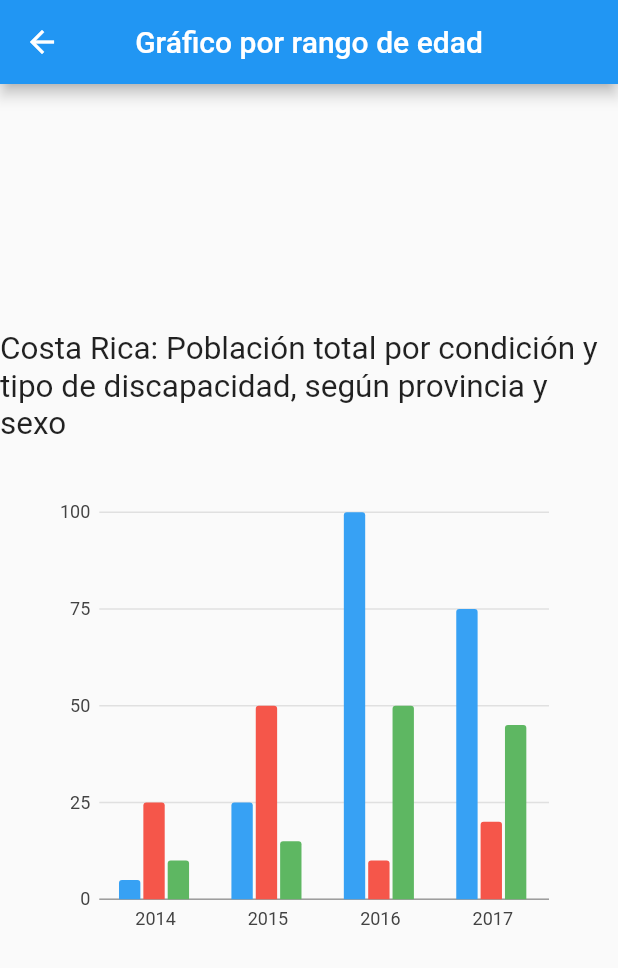
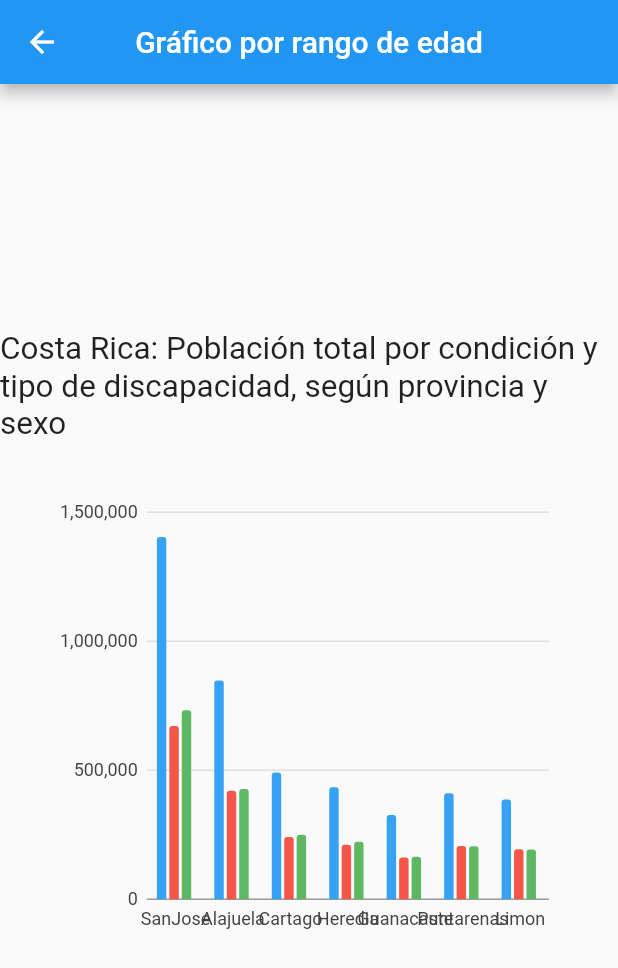
Before and after one commit to Barbara24/Visualizacion1, a Flutter app: the Bars screen opened directly, on a phone screen of 412 x 824 dp. Shown: the top 968 px of the screen. Run offline on Flutter 3.47's test engine with Material 2 defaults, Android fonts, the phone set to English and light mode, and no system bars; our stand-ins replace charts_flutter.

Commit message:
[Update] bars.dart

```diff
--- a/first_project/lib/bars.dart
+++ b/first_project/lib/bars.dart
@@ -4,6 +4,7 @@ import 'package:flutter/material.dart';
 import 'package:charts_flutter/flutter.dart' as charts;
 
 import 'data.dart';
+import 'provincia.dart';
 
 
 class Bars extends StatefulWidget{
@@ -19,52 +20,60 @@ class BarsState extends State<Bars>{
 
   @override
   Widget build(BuildContext context) {
-    final desktopSalesData = [
-      new OrdinalSales('2014', 5),
-      new OrdinalSales('2015', 25),
-      new OrdinalSales('2016', 100),
-      new OrdinalSales('2017', 75),
+    final provinciaData = [
+      new Provincia('SanJose',"Total", 1404242,"23782","9169","46533","15575","11765","9981","1248593", Colors.red),
+      new Provincia('Alajuela',"Total",848146 ,"14081","5738","27374","9767","6765","5381","764280", Colors.red),
+      new Provincia('Cartago',"Total", 490903,"7074","2785","14617","5241","4288","2904","445991", Colors.red),
+      new Provincia('Heredia',"Total", 433677,"6113","2328","12296","4115","2858","2498","390512", Colors.red),
+      new Provincia('Guanacaste',"Total", 326953,"5722","2775","11389","3883","3053","1904","291306", Colors.red),
+      new Provincia('Puntarenas',"Total", 410929,"7564","3492","15157","5437","3762","2345","364610", Colors.red),
+      new Provincia('Limon',"Total", 386862,"6373","3126","13014","4841","2925","1958","343571", Colors.red),
     ];
 
-    final tableSalesData = [
-      new OrdinalSales('2014', 25),
-      new OrdinalSales('2015', 50),
-      new OrdinalSales('2016', 10),
-      new OrdinalSales('2017', 20),
+    final hombresData = [
+      new Provincia('SanJose',"Hombres", 671469,"11599","4998","19297","6661","6488","4989","600779", Colors.red),
+      new Provincia('Alajuela',"Hombres", 420888,"7780","3230","13153","4783","3885","2851","379021", Colors.red),
+      new Provincia('Cartago',"Hombres", 240873,"3632","1560","6599","2432","2420","1587","219157", Colors.red),
+      new Provincia('Heredia',"Hombres", 211246,"3169","1281","5468","1826","1666","1297","190657", Colors.red),
+      new Provincia('Guanacaste',"Hombres", 161988,"3056","1640","5488","1906","1713","1033","144471", Colors.red),
+      new Provincia('Puntarenas',"Hombres", 205959,"4414","2041","7534","2841","2154","1301","182159", Colors.red),
+      new Provincia('Limon',"Hombres", 193640,"3590","1845","6732","2552","1642","1068","171424", Colors.red),
     ];
 
-    final mobileSalesData = [
-      new OrdinalSales('2014', 10),
-      new OrdinalSales('2015', 15),
-      new OrdinalSales('2016', 50),
-      new OrdinalSales('2017', 45),
+    final mujeresData = [
+      new Provincia('SanJose',"Mujeres", 732773,"12183","4171","27236","8914","5277","4992","647814", Colors.red),
+      new Provincia('Alajuela',"Mujeres", 427258,"6301","2508","14221","4984","2880","2530","385259", Colors.red),
+      new Provincia('Cartago',"Mujeres", 250030,"3442","1225","8018","2809","1868","1317","226834", Colors.red),
+      new Provincia('Heredia',"Mujeres", 222431,"2944","1047","6828","2289","1192","1201","199855", Colors.red),
+      new Provincia('Guanacaste',"Mujeres",164965,"2666","1135","5901","1977","1340","871","146835", Colors.red),
+      new Provincia('Puntarenas',"Mujeres",204970,"3150","1451","7623","2596","1608","1044","182451", Colors.red),
+      new Provincia('Limon',"Mujeres",193222,"2783","1281","6282","2289","1283","890","172147", Colors.red),
     ];
 
-
     var series = [
-      new charts.Series<OrdinalSales, String>(
-        id: 'Desktop',
-        domainFn: (OrdinalSales sales, _) => sales.year,
-        measureFn: (OrdinalSales sales, _) => sales.sales,
-        data: desktopSalesData,
+      new charts.Series<Provincia, String>(
+        id: 'Provincia',
+        domainFn: (Provincia provincia, _) => provincia.provincia,
+        measureFn: (Provincia provincia, _) => provincia.poblacionTotal,
+        data: provinciaData,
         colorFn: (_, __) => charts.MaterialPalette.blue.shadeDefault,
         fillColorFn: (_, __) =>
         charts.MaterialPalette.blue.shadeDefault.lighter,
       ),
-      new charts.Series<OrdinalSales, String>(
-        id: 'Tablet',
-        domainFn: (OrdinalSales sales, _) => sales.year,
-        measureFn: (OrdinalSales sales, _) => sales.sales,
-        data: tableSalesData,
+      new charts.Series<Provincia, String>(
+        id: 'Hombres',
+        domainFn: (Provincia provincia, _) => provincia.provincia,
+        measureFn: (Provincia provincia, _) => provincia.poblacionTotal,
+        data: hombresData,
         colorFn: (_, __) => charts.MaterialPalette.red.shadeDefault,
         fillColorFn: (_, __) =>
         charts.MaterialPalette.red.shadeDefault.lighter,
       ),
-      new charts.Series<OrdinalSales, String>(
-        id: 'Mobile',
-        domainFn: (OrdinalSales sales, _) => sales.year,
-        measureFn: (OrdinalSales sales, _) => sales.sales,
-        data: mobileSalesData,
+      new charts.Series<Provincia, String>(
+        id: 'Mujeres',
+        domainFn: (Provincia provincia, _) => provincia.provincia,
+        measureFn: (Provincia provincia, _) => provincia.poblacionTotal,
+        data: mujeresData,
         colorFn: (_, __) => charts.MaterialPalette.green.shadeDefault,
         fillColorFn: (_, __) =>
         charts.MaterialPalette.green.shadeDefault.lighter,
```
